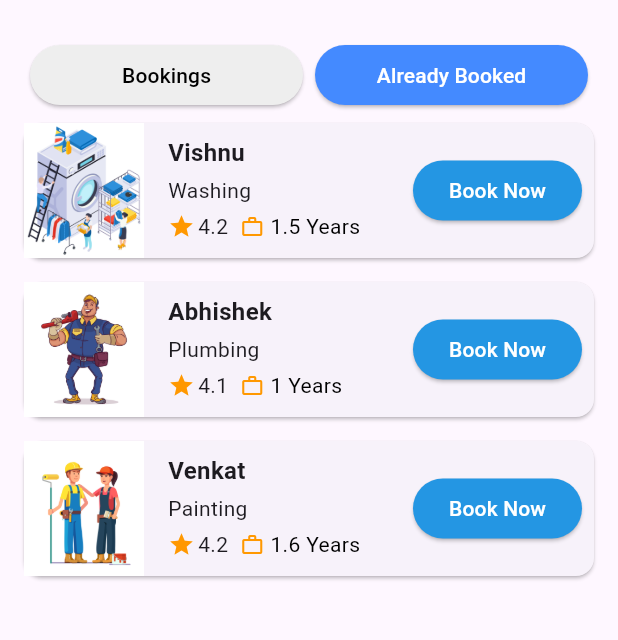
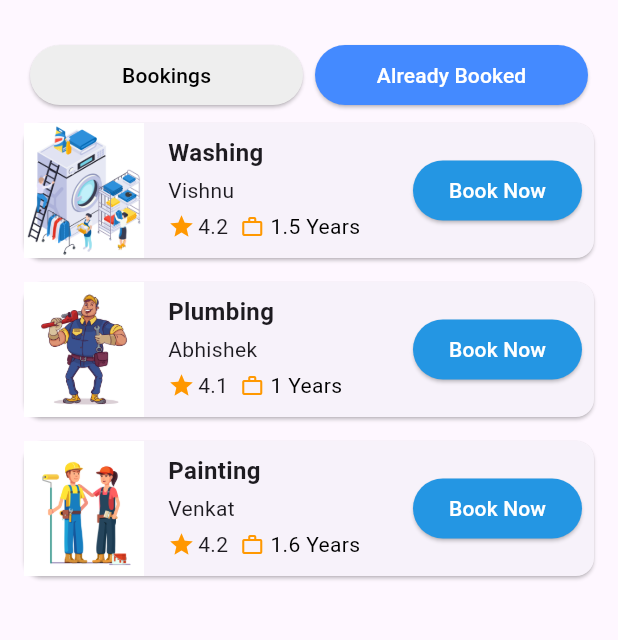
Before and after one commit to helperhive/helperHive, a Flutter app: the BookingScreen screen opened by its route, after a tap on "Previous Bookings", on a phone screen of 412 x 824 dp, the part 144-784 px from its top. Run offline on Flutter 3.47's test engine with Material 3 defaults, Android fonts, the phone set to English and light mode, and no system bars; our stand-ins replace card_swiper, cloud_firestore, delightful_toast, firebase_auth, firebase_core, firebase_storage and 8 more; accounts and stored records are empty; statements that could not run were skipped; project files that could hold a hidden picture were left out.

```diff
--- a/lib/backend/storage/firebase_storage.dart
+++ b/lib/backend/storage/firebase_storage.dart
@@ -5,16 +5,17 @@ import "package:firebase_auth/firebase_auth.dart";
 import "package:firebase_storage/firebase_storage.dart";
 import "package:uuid/uuid.dart";
 
-
 //use this file for the storing the media in the firebase and get the network url
 class StorageMethods {
   static final FirebaseStorage firebaseStorage = FirebaseStorage.instance;
   static final FirebaseAuth auth = FirebaseAuth.instance;
 
   static Future<String> uploadImageToStorage(
-      {required String childName,
+      {required String
+          childName, //child name is like the profile or post like name
       required Uint8List file,
       String? chatId}) async {
+    //don't use chat id now
     Reference storageRef =
         firebaseStorage.ref().child(childName).child(auth.currentUser!.uid);
     if (chatId != null) {
--- a/lib/screens/booking/widgets/service_providers.dart
+++ b/lib/screens/booking/widgets/service_providers.dart
@@ -70,14 +70,14 @@ class ServicePersonCard extends StatelessWidget {
                   crossAxisAlignment: CrossAxisAlignment.start,
                   children: [
                     Text(
-                      servicePerson.providerName,
+                      servicePerson.serviceName,
                       style: const TextStyle(
                         fontWeight: FontWeight.bold,
                         fontSize: 16.0,
                       ),
                     ),
                     const SizedBox(height: 4.0),
-                    Text(servicePerson.serviceName),
+                    Text(servicePerson.providerName),
                     const SizedBox(height: 4.0),
                     Row(
                       children: [
```
